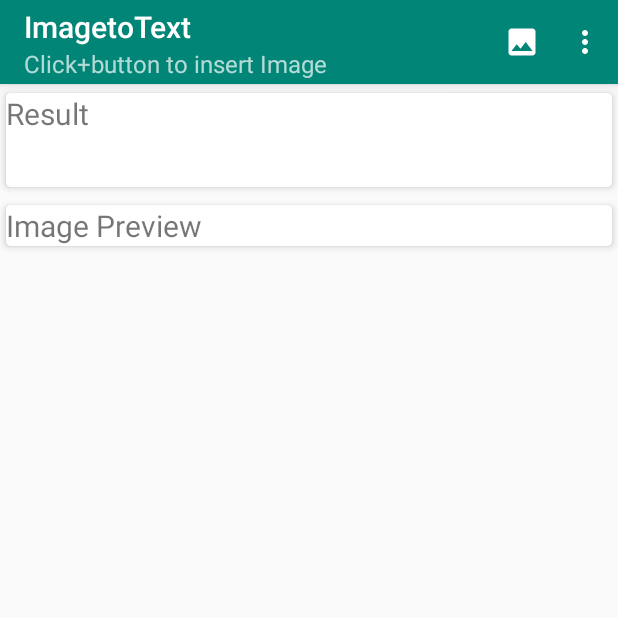
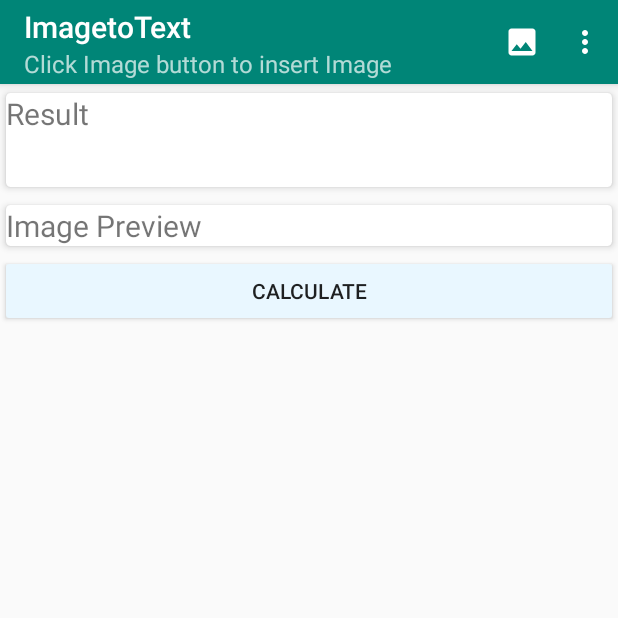
Before and after one commit to JaeHyun-K/ImagetoText, an Android app: the screen it shows after launch (MainActivity), on a phone screen of 412 x 824 dp, the top half of it. Run offline under Robolectric (Android 15) with nearby library versions, the phone set to English and light mode, and no system bars; libraries missing offline, so code that uses them is left out: com.google.android.gms, com.theartofdev.edmodo.

Commit message:
calculator and should parse

```diff
--- a/app/src/main/java/com/example/imagetotext/MainActivity.java
+++ b/app/src/main/java/com/example/imagetotext/MainActivity.java
@@ -23,6 +23,8 @@ import android.provider.MediaStore;
 import android.util.SparseArray;
 import android.view.Menu;
 import android.view.MenuItem;
+import android.view.View;
+import android.widget.Button;
 import android.widget.EditText;
 import android.widget.ImageView;
 import android.widget.Toast;
@@ -34,16 +36,19 @@ import com.theartofdev.edmodo.cropper.CropImage;
 import com.theartofdev.edmodo.cropper.CropImageView;
 
 import java.lang.annotation.Inherited;
+import java.sql.Array;
+import java.util.ArrayList;
+import java.util.Arrays;
 
 public class MainActivity extends AppCompatActivity {
-
+    public Integer calresult;
     EditText mResultEt;
     ImageView mPreviewIv;
+    Button btn;
     private static final int CAMERA_REQUEST_CODE=200;
     private static final int STORAGE_REQUEST_CODE=400;
     private static final int IMAGE_PICK_GALLERY_CODE=1000;
     private static final int IMAGE_PICK_CAMERA_CODE=1001;
-
     String cameraPermission[];
     String storagePermission[];
     Uri image_uri;
@@ -53,11 +58,13 @@ public class MainActivity extends AppCompatActivity {
         super.onCreate(savedInstanceState);
         setContentView(R.layout.activity_main);
         ActionBar actionBar=getSupportActionBar();
-        actionBar.setSubtitle("Click+button to insert Image");
+        actionBar.setSubtitle("Click Image button to insert Image");
         mResultEt=findViewById(R.id.resultEt);
         mPreviewIv=findViewById(R.id.imageIv);
         cameraPermission=new String[]{Manifest.permission.CAMERA, Manifest.permission.WRITE_EXTERNAL_STORAGE};
         storagePermission=new String[]{Manifest.permission.WRITE_EXTERNAL_STORAGE};
+
+        btn=(Button) findViewById(R.id.calbutton);
     }
 
     @Override
@@ -200,15 +207,45 @@ public class MainActivity extends AppCompatActivity {
                     Toast.makeText(this,"Error",Toast.LENGTH_SHORT).show();
                 }
                 else {
+//                    final String itemGet[]=new String[100];
+
+                    String itemGet = "";
                     Frame frame=new Frame.Builder().setBitmap(bitmap).build();
                     SparseArray<TextBlock> items=recognizer.detect(frame);
                     StringBuilder sb=new StringBuilder();
                     for (int i=0; i<items.size(); i++){
                         TextBlock myItem=items.valueAt(i);
                         sb.append(myItem.getValue());
-                        sb.append("\n");
+//                        itemGet[i]=myItem.getValue();
+                        System.out.println(myItem.getValue());
+                        itemGet.concat(myItem.getValue());
                     }
+
+                    System.out.println(sb);
+                    System.out.println("/##########################################");
+                    System.out.println(itemGet);
+                    System.out.println("//////////////////////////////////////////////");
                     mResultEt.setText(sb.toString());
+
+                    //sb 제대로 들어감,
+
+//                    btn.setOnClickListener(new View.OnClickListener() {
+//                        @Override
+//                        public void onClick(View view) {
+//                            if(itemGet.length>3){
+//                                String first=itemGet[0];
+//                                String signal=itemGet[1];
+//                                String second=itemGet[2];
+//                                int a= Integer.parseInt(first);
+//                                int b=Integer.parseInt(second);
+//                                Calculate(a,b,signal);
+//                                itemGet[3]="=";
+//                                String theresult=Integer.toString(calresult);
+//                                itemGet[4]=theresult;
+//                                mResultEt.setText(itemGet.toString());}
+//
+//                        }
+//                    });
                 }
             }
             else if (resultCode==CropImage.CROP_IMAGE_ACTIVITY_RESULT_ERROR_CODE){
@@ -218,4 +255,28 @@ public class MainActivity extends AppCompatActivity {
             }
         }
     }
+
+    private void Calculate(Integer a, Integer b, String sign){
+        String add="+";
+        String sub="-";
+        String mul="*";
+        String div="/";
+        if(sign.equals(add)){
+            calresult=a+b;
+        }
+        else if (sign.equals(sub)){
+            calresult=a-b;
+        }
+        else if(sign.equals(mul)){
+            calresult=a*b;
+        }
+        else if (sign.equals(div)){
+            calresult=a/b;
+        }
+        else{
+            Toast.makeText(this,"Cannot calculate",Toast.LENGTH_SHORT).show();
+        }
+        //결과값을 어떻게 return 할것인가?
+        return ;
+    }
 }
--- a/app/src/main/res/layout/activity_main.xml
+++ b/app/src/main/res/layout/activity_main.xml
@@ -64,6 +64,12 @@
 
                 </LinearLayout>
             </androidx.cardview.widget.CardView>
+            <Button
+                android:layout_width="match_parent"
+                android:layout_height="wrap_content"
+                android:text="Calculate"
+                android:id="@+id/calbutton"
+                android:backgroundTint="#E9F7FF"/>
         </LinearLayout>
     </ScrollView>
 
```
